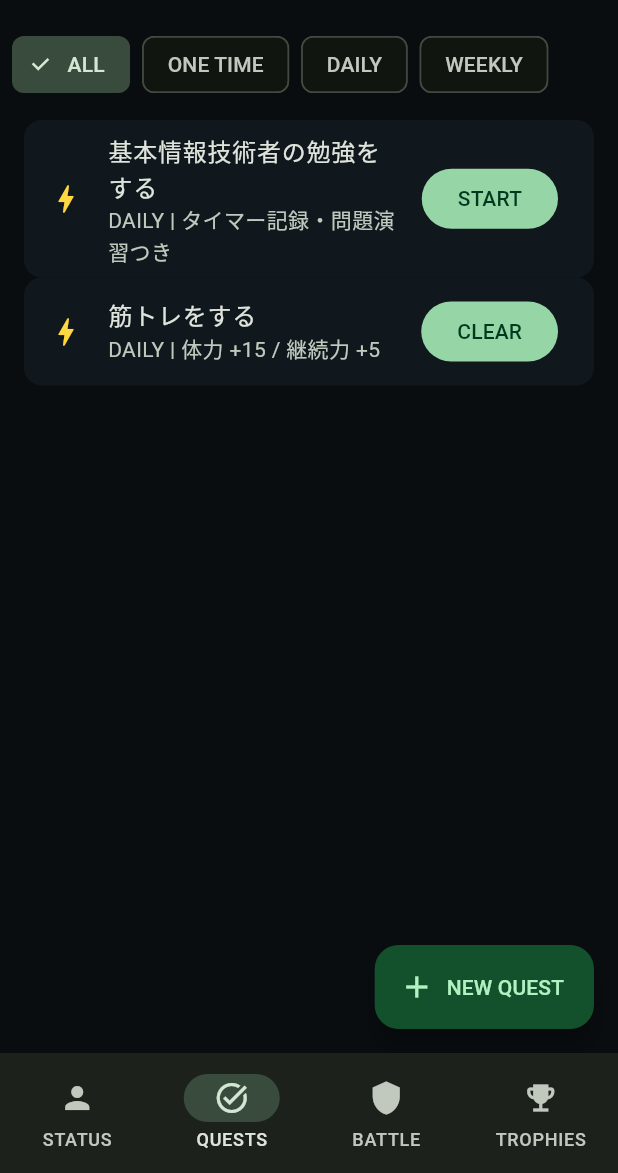
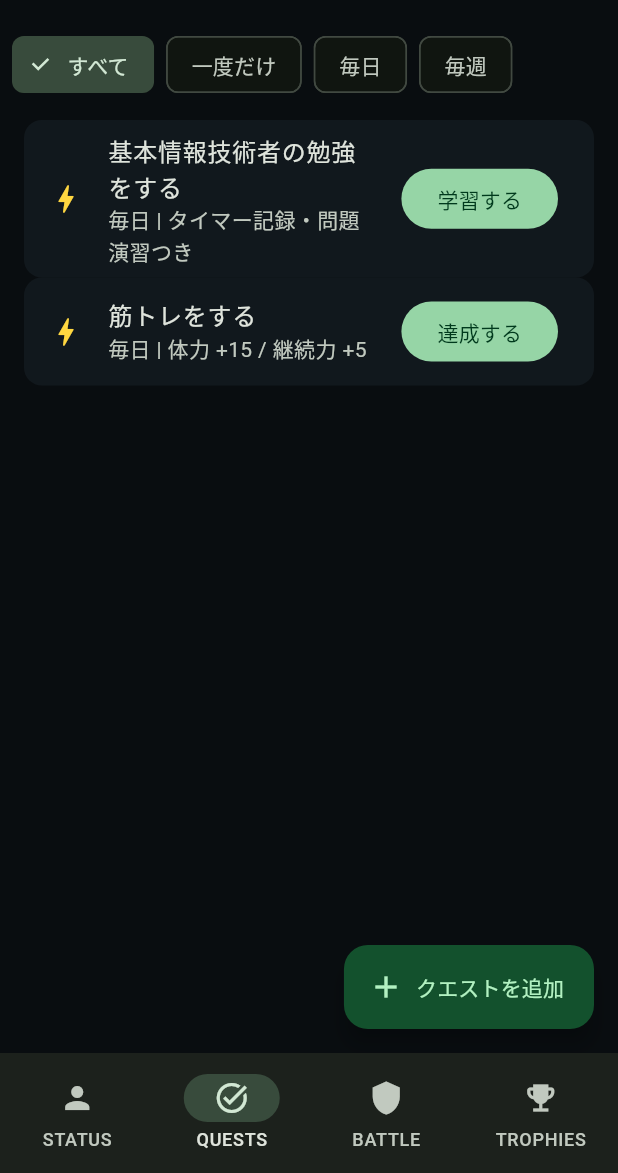
Before and after one commit to mackywild/Level-Me, a Flutter app: the screen it shows after launch, item 2 of the bottom bar chosen, on a phone screen of 412 x 824 dp, the part 63-1236 px from its top. Run offline on Flutter 3.47's test engine with Material 3 defaults, Android fonts, the phone set to English and light mode, and no system bars.

Commit message:
localize: natural Japanese labels for lib/screens/quests_screen.dart

```diff
--- a/lib/screens/quests_screen.dart
+++ b/lib/screens/quests_screen.dart
@@ -11,12 +11,12 @@ class QuestsScreen extends StatefulWidget{
 class _QuestsScreenState extends State<QuestsScreen>{
  QuestCadence? filter;
  String label(QuestCadence c)=>switch(c){
-  QuestCadence.oneTime=>'ONE TIME',QuestCadence.daily=>'DAILY',QuestCadence.weekly=>'WEEKLY'};
+  QuestCadence.oneTime=>'一度だけ',QuestCadence.daily=>'毎日',QuestCadence.weekly=>'毎週'};
  @override Widget build(BuildContext context){
   final quests=widget.controller.state.quests.where((q)=>filter==null||q.cadence==filter).toList();
   return Scaffold(backgroundColor:Colors.transparent,body:Column(children:[
    SizedBox(height:58,child:ListView(scrollDirection:Axis.horizontal,padding:const EdgeInsets.all(8),children:[
-    ChoiceChip(label:const Text('ALL'),selected:filter==null,onSelected:(_)=>setState(()=>filter=null)),
+    ChoiceChip(label:const Text('すべて'),selected:filter==null,onSelected:(_)=>setState(()=>filter=null)),
     for(final c in QuestCadence.values)Padding(padding:const EdgeInsets.only(left:8),child:
      ChoiceChip(label:Text(label(c)),selected:filter==c,onSelected:(_)=>setState(()=>filter=c))),
    ])),
@@ -35,18 +35,18 @@ class _QuestsScreenState extends State<QuestsScreen>{
       ?isStudyQuest?OutlinedButton(
        onPressed:()=>Navigator.of(context).push(MaterialPageRoute<void>(builder:(_)=>FeStudyScreen(
         controller:widget.controller,quest:q,
-       ))),child:const Text('PRACTICE'))
-       :const Text('CLEARED')
+       ))),child:const Text('問題を解く'))
+       :const Text('達成済み')
       :FilledButton(
        onPressed:startsStudy?()=>Navigator.of(context).push(MaterialPageRoute<void>(builder:(_)=>FeStudyScreen(
         controller:widget.controller,quest:q,
         reviewOnly:isReviewQuest,
        ))):()=>widget.controller.completeQuest(q),
-       child:Text(isStudyQuest?'START':isReviewQuest?'REVIEW':'CLEAR'))
+       child:Text(isStudyQuest?'学習する':isReviewQuest?'復習する':'達成する'))
     ));
    })),
   ]),
-  floatingActionButton:FloatingActionButton.extended(onPressed:()=>showQuestForm(context),icon:const Icon(Icons.add),label:const Text('NEW QUEST')));
+  floatingActionButton:FloatingActionButton.extended(onPressed:()=>showQuestForm(context),icon:const Icon(Icons.add),label:const Text('クエストを追加')));
  }
  Future<void> showQuestForm(BuildContext context) async{
   final title=TextEditingController();
@@ -54,8 +54,8 @@ class _QuestsScreenState extends State<QuestsScreen>{
   await showModalBottomSheet<void>(context:context,isScrollControlled:true,builder:(sheet)=>StatefulBuilder(builder:(context,setModal)=>Padding(
    padding:EdgeInsets.fromLTRB(20,20,20,MediaQuery.of(context).viewInsets.bottom+20),
    child:Column(mainAxisSize:MainAxisSize.min,crossAxisAlignment:CrossAxisAlignment.stretch,children:[
-    Text('CREATE QUEST',style:Theme.of(context).textTheme.titleLarge),
-    TextField(controller:title,decoration:const InputDecoration(labelText:'QUEST NAME')),
+    Text('クエストを作成',style:Theme.of(context).textTheme.titleLarge),
+    TextField(controller:title,decoration:const InputDecoration(labelText:'クエスト名')),
     DropdownButtonFormField<QuestCadence>(initialValue:cadence,items:QuestCadence.values.map((c)=>DropdownMenuItem(value:c,child:Text(label(c)))).toList(),onChanged:(v)=>setModal(()=>cadence=v??cadence)),
     DropdownButtonFormField<StatType>(initialValue:stat,items:StatType.values.map((s)=>DropdownMenuItem(value:s,child:Text('${s.icon} ${s.label}'))).toList(),onChanged:(v)=>setModal(()=>stat=v??stat)),
     Text('EXP +$exp'),
@@ -64,7 +64,7 @@ class _QuestsScreenState extends State<QuestsScreen>{
      if(title.text.trim().isEmpty)return;
      await widget.controller.addQuest(title:title.text,rewards:[QuestReward(stat:stat,exp:exp)],cadence:cadence);
      if(sheet.mounted)Navigator.pop(sheet);
-    },child:const Text('REGISTER')),
+    },child:const Text('登録する')),
    ]))));
   title.dispose();
  }
```
